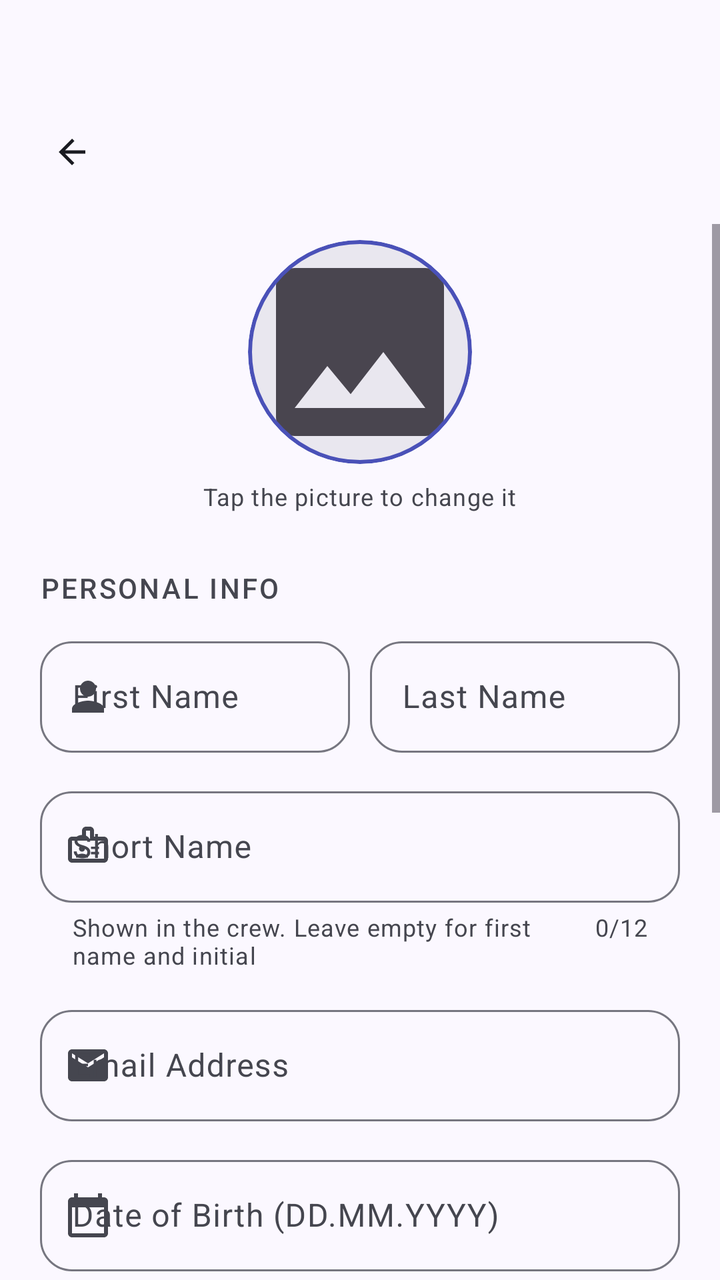
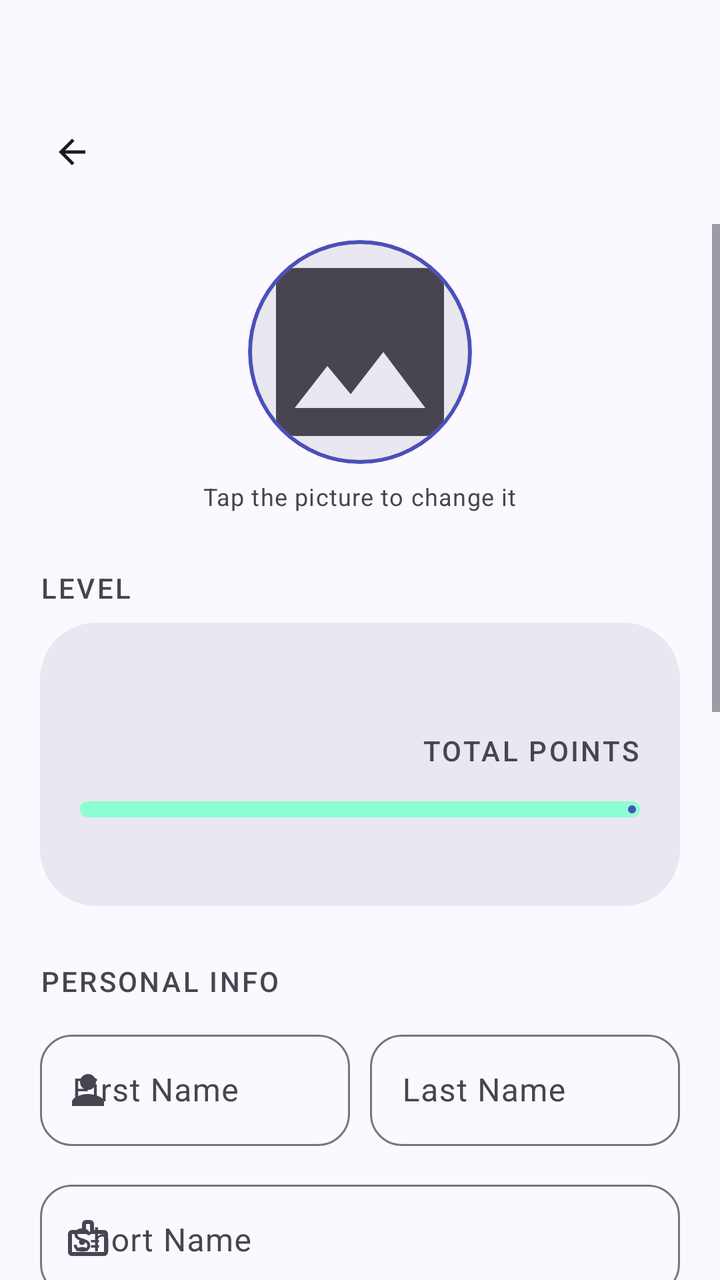

The first picture is an Android layout as it rendered before a commit; the second is the same layout after the commit. The layout source and the unified diff follow.
<!-- AndroidManifest.xml: application theme Theme.MobileSE -->
<!-- res/layout/screen_profile.xml -->
<?xml version="1.0" encoding="utf-8"?>
<androidx.constraintlayout.widget.ConstraintLayout xmlns:android="http://schemas.android.com/apk/res/android"
    xmlns:app="http://schemas.android.com/apk/res-auto"
    android:layout_width="match_parent"
    android:layout_height="match_parent"
    android:background="?attr/colorSurface">

    <include
        android:id="@+id/topBar"
        layout="@layout/part_top_bar"
        app:layout_constraintTop_toTopOf="parent" />

    <ScrollView
        android:layout_width="match_parent"
        android:layout_height="0dp"
        android:fillViewport="true"
        android:clipToPadding="false"
        app:layout_constraintTop_toBottomOf="@id/topBar"
        app:layout_constraintBottom_toBottomOf="parent">

        <androidx.constraintlayout.widget.ConstraintLayout
            android:layout_width="match_parent"
            android:layout_height="wrap_content">

        <LinearLayout
            style="@style/ContentColumn"
            android:paddingBottom="32dp">

            
            <com.google.android.material.card.MaterialCardView
                android:layout_width="@dimen/profile_photo_size"
                android:layout_height="@dimen/profile_photo_size"
                android:layout_gravity="center_horizontal"
                android:layout_marginTop="8dp"
                android:layout_marginBottom="8dp"
                app:cardCornerRadius="@dimen/profile_photo_radius"
                app:cardElevation="0dp"
                app:strokeColor="?attr/colorPrimary"
                app:strokeWidth="2dp"
                app:cardBackgroundColor="?attr/colorSurfaceContainerHigh">

                <ImageView
                    android:id="@+id/ivProfilePicture"
                    android:layout_width="match_parent"
                    android:layout_height="match_parent"
                    android:contentDescription="@string/profile_desc"
                    android:scaleType="centerCrop"
                    android:src="@drawable/ic_image" />
            </com.google.android.material.card.MaterialCardView>

            <TextView
                android:layout_width="wrap_content"
                android:layout_height="wrap_content"
                android:layout_gravity="center_horizontal"
                android:layout_marginBottom="28dp"
                android:text="@string/tap_to_change_photo"
                android:textAppearance="?attr/textAppearanceBodySmall"
                android:textColor="?attr/colorOnSurfaceVariant" />

            <TextView
                style="@style/TextAppearance.CrewFit.SectionLabel"
                android:layout_width="wrap_content"
                android:layout_height="wrap_content"
                android:layout_marginBottom="12dp"
                android:text="@string/personal_info" />

            
            <LinearLayout
                android:layout_width="match_parent"
                android:layout_height="wrap_content"
                android:baselineAligned="false"
                android:orientation="horizontal">

                <com.google.android.material.textfield.TextInputLayout
                    style="@style/Widget.CrewFit.TextField"
                    android:layout_width="0dp"
                    android:layout_height="wrap_content"
                    android:layout_weight="1"
                    android:hint="@string/first_name_hint"
                    app:startIconDrawable="@drawable/ic_person">

                    <com.google.android.material.textfield.TextInputEditText
                        android:id="@+id/etFirstName"
                        android:layout_width="match_parent"
                        android:layout_height="wrap_content"
                        android:inputType="textPersonName" />
                </com.google.android.material.textfield.TextInputLayout>

                <com.google.android.material.textfield.TextInputLayout
                    style="@style/Widget.CrewFit.TextField"
                    android:layout_width="0dp"
                    android:layout_height="wrap_content"
                    android:layout_weight="1"
                    android:layout_marginStart="10dp"
                    android:hint="@string/last_name_hint">

                    <com.google.android.material.textfield.TextInputEditText
                        android:id="@+id/etLastName"
                        android:layout_width="match_parent"
                        android:layout_height="wrap_content"
                        android:inputType="textPersonName" />
                </com.google.android.material.textfield.TextInputLayout>
            </LinearLayout>

            <com.google.android.material.textfield.TextInputLayout
                style="@style/Widget.CrewFit.TextField"
                android:layout_width="match_parent"
                android:layout_height="wrap_content"
                android:layout_marginTop="14dp"
                android:hint="@string/display_name_hint"
                app:counterEnabled="true"
                app:counterMaxLength="@integer/display_name_max_length"
                app:helperTextEnabled="true"
                app:helperText="@string/display_name_helper"
                app:startIconDrawable="@drawable/ic_badge">

                <com.google.android.material.textfield.TextInputEditText
                    android:id="@+id/etDisplayName"
                    android:layout_width="match_parent"
                    android:layout_height="wrap_content"
                    android:inputType="textPersonName"
                    android:maxLength="@integer/display_name_max_length" />
            </com.google.android.material.textfield.TextInputLayout>

            <com.google.android.material.textfield.TextInputLayout
                style="@style/Widget.CrewFit.TextField"
                android:layout_width="match_parent"
                android:layout_height="wrap_content"
                android:layout_marginTop="14dp"
                android:hint="@string/email_hint"
                app:startIconDrawable="@drawable/ic_mail">

                <com.google.android.material.textfield.TextInputEditText
                    android:id="@+id/etEmail"
                    android:layout_width="match_parent"
                    android:layout_height="wrap_content"
                    android:enabled="false"
                    android:inputType="textEmailAddress" />
            </com.google.android.material.textfield.TextInputLayout>

            
            <com.google.android.material.textfield.TextInputLayout
                style="@style/Widget.CrewFit.TextField"
                android:layout_width="match_parent"
                android:layout_height="wrap_content"
                android:layout_marginTop="14dp"
                android:hint="@string/birth_date_hint"
                app:startIconDrawable="@drawable/ic_calendar">

                <com.google.android.material.textfield.TextInputEditText
                    android:id="@+id/etBirthDate"
                    android:layout_width="match_parent"
                    android:layout_height="wrap_content"
                    android:clickable="true"
                    android:cursorVisible="false"
                    android:focusable="true"
                    android:focusableInTouchMode="false"
                    android:inputType="none" />
            </com.google.android.material.textfield.TextInputLayout>



            
            <TextView
                style="@style/TextAppearance.CrewFit.SectionLabel"
                android:layout_width="wrap_content"
                android:layout_height="wrap_content"
                android:layout_marginTop="28dp"
                android:text="@string/following_label" />

            <TextView
                android:id="@+id/tvFollowingEmpty"
                android:layout_width="match_parent"
                android:layout_height="wrap_content"
                android:layout_marginTop="8dp"
                android:text="@string/following_empty"
                android:textAppearance="?attr/textAppearanceBodyMedium"
                android:textColor="?attr/colorOnSurfaceVariant"
                android:visibility="gone" />

            <LinearLayout
                android:id="@+id/llFollowing"
                android:layout_width="match_parent"
                android:layout_height="wrap_content"
                android:layout_marginTop="4dp"
                android:orientation="vertical" />

            
            <LinearLayout
                android:layout_width="match_parent"
                android:layout_height="wrap_content"
                android:layout_marginTop="28dp"
                android:baselineAligned="false"
                android:orientation="horizontal"
                android:gravity="center_vertical">
                <TextView
                    style="@style/TextAppearance.CrewFit.SectionLabel"
                    android:layout_width="0dp"
                    android:layout_height="wrap_content"
                    android:layout_weight="1"
                    android:text="@string/medals_label" />

                <TextView
                    android:id="@+id/tvMedalsProgress"
                    android:layout_width="wrap_content"
                    android:layout_height="wrap_content"
                    android:textAppearance="?attr/textAppearanceLabelSmall"
                    android:textColor="?attr/colorOnSurfaceVariant" />
            </LinearLayout>

            <GridLayout
                android:id="@+id/glMedals"
                android:layout_width="match_parent"
                android:layout_height="wrap_content"
                android:layout_marginTop="10dp"
                android:columnCount="@integer/medal_columns" />

            <TextView
                style="@style/TextAppearance.CrewFit.SectionLabel"
                android:layout_width="wrap_content"
                android:layout_height="wrap_content"
                android:layout_marginTop="28dp"
                android:layout_marginBottom="12dp"
                android:text="@string/body_metrics" />

            <LinearLayout
                android:layout_width="match_parent"
                android:layout_height="wrap_content"
                android:baselineAligned="false"
                android:orientation="horizontal">

                
                <com.google.android.material.textfield.TextInputLayout
                    style="@style/Widget.CrewFit.TextField"
                    android:layout_width="0dp"
                    android:layout_height="wrap_content"
                    android:layout_marginEnd="7dp"
                    android:layout_weight="1"
                    android:hint="@string/age_calculated_hint">

                    <com.google.android.material.textfield.TextInputEditText
                        android:id="@+id/etAge"
                        android:layout_width="match_parent"
                        android:layout_height="wrap_content"
                        android:clickable="false"
                        android:cursorVisible="false"
                        android:focusable="false"
                        android:textColor="?attr/colorOnSurfaceVariant"
                        android:inputType="none" />
                </com.google.android.material.textfield.TextInputLayout>

                <com.google.android.material.textfield.TextInputLayout
                    style="@style/Widget.CrewFit.TextField"
                    android:layout_width="0dp"
                    android:layout_height="wrap_content"
                    android:layout_marginStart="7dp"
                    android:layout_weight="1"
                    android:hint="@string/height_hint"
                    app:startIconDrawable="@drawable/ic_straighten">

                    <com.google.android.material.textfield.TextInputEditText
                        android:id="@+id/etHeight"
                        android:layout_width="match_parent"
                        android:layout_height="wrap_content"
                        android:inputType="number" />
                </com.google.android.material.textfield.TextInputLayout>
            </LinearLayout>

            <com.google.android.material.textfield.TextInputLayout
                style="@style/Widget.CrewFit.TextField"
                android:layout_width="match_parent"
                android:layout_height="wrap_content"
                android:layout_marginTop="14dp"
                android:hint="@string/weight_hint"
                app:startIconDrawable="@drawable/ic_scale">

                <com.google.android.material.textfield.TextInputEditText
                    android:id="@+id/etWeight"
                    android:layout_width="match_parent"
                    android:layout_height="wrap_content"
                    android:inputType="numberDecimal" />
            </com.google.android.material.textfield.TextInputLayout>

            <com.google.android.material.button.MaterialButton
                android:id="@+id/btnSaveProfile"
                style="@style/Widget.CrewFit.Button"
                android:layout_width="match_parent"
                android:layout_height="wrap_content"
                android:layout_marginTop="32dp"
                android:text="@string/save_profile" />

            

        </LinearLayout>
        </androidx.constraintlayout.widget.ConstraintLayout>
    </ScrollView>

</androidx.constraintlayout.widget.ConstraintLayout>
<!-- res/layout/part_top_bar.xml (included above) -->
<?xml version="1.0" encoding="utf-8"?>
<androidx.constraintlayout.widget.ConstraintLayout xmlns:android="http://schemas.android.com/apk/res/android"
    xmlns:app="http://schemas.android.com/apk/res-auto"
    android:layout_width="match_parent"
    android:layout_height="wrap_content"
    android:paddingTop="@dimen/top_bar_padding_top"
    android:paddingBottom="12dp">

    <com.google.android.material.button.MaterialButton
        android:id="@+id/btnTopBarBack"
        style="@style/Widget.Material3.Button.IconButton"
        android:layout_width="48dp"
        android:layout_height="48dp"
        android:layout_marginStart="12dp"
        android:contentDescription="@string/back_desc"
        app:icon="@drawable/ic_arrow_back"
        app:iconTint="?attr/colorOnSurface"
        app:layout_constraintStart_toStartOf="parent"
        app:layout_constraintTop_toTopOf="parent" />

    
    <com.google.android.material.button.MaterialButton
        android:id="@+id/btnTopBarAction"
        style="@style/Widget.Material3.Button.IconButton"
        android:layout_width="48dp"
        android:layout_height="48dp"
        android:layout_marginEnd="12dp"
        android:visibility="gone"
        app:iconTint="?attr/colorOnSurface"
        app:layout_constraintTop_toTopOf="@id/btnTopBarBack"
        app:layout_constraintBottom_toBottomOf="@id/btnTopBarBack"
        app:layout_constraintEnd_toEndOf="parent" />

    <TextView
        android:id="@+id/tvTopBarTitle"
        android:layout_width="0dp"
        android:layout_height="wrap_content"
        android:layout_marginStart="8dp"
        android:layout_marginEnd="8dp"
        android:maxLines="1"
        android:ellipsize="end"
        android:textAppearance="?attr/textAppearanceHeadlineSmall"
        android:textColor="?attr/colorOnSurface"
        app:layout_constraintBottom_toBottomOf="@id/btnTopBarBack"
        app:layout_constraintEnd_toStartOf="@id/btnTopBarAction"
        app:layout_constraintStart_toEndOf="@id/btnTopBarBack"
        app:layout_constraintTop_toTopOf="@id/btnTopBarBack" />
</androidx.constraintlayout.widget.ConstraintLayout>
<!-- resources referenced by this layout -->
<resources>
  <dimen name="profile_photo_radius">56dp</dimen>
  <dimen name="profile_photo_size">112dp</dimen>
  <dimen name="top_bar_padding_top">52dp</dimen>
  <integer name="display_name_max_length">12</integer>
  <integer name="medal_columns">4</integer>
  <string name="age_calculated_hint">Age (from date of birth)</string>
  <string name="back_desc">Back</string>
  <string name="birth_date_hint">Date of Birth (DD.MM.YYYY)</string>
  <string name="body_metrics">Body Metrics</string>
  <string name="display_name_helper">Shown in the crew. Leave empty for first name and initial</string>
  <string name="display_name_hint">Short Name</string>
  <string name="email_hint">Email Address</string>
  <string name="first_name_hint">First Name</string>
  <string name="following_empty">Nobody yet. Open a crew member and tap Follow.</string>
  <string name="following_label">FOLLOWING</string>
  <string name="height_hint">Height (cm)</string>
  <string name="last_name_hint">Last Name</string>
  <string name="medals_label">MEDALS</string>
  <string name="personal_info">Personal Info</string>
  <string name="profile_desc">Profile</string>
  <string name="save_profile">Save Profile</string>
  <string name="tap_to_change_photo">Tap the picture to change it</string>
  <string name="weight_hint">Weight (kg)</string>
  <style name="Theme.MobileSE" parent="Base.Theme.MobileSE" />
  <dimen name="screen_padding_horizontal">20dp</dimen>
  <dimen name="content_max_width">2000dp</dimen>
  <color name="md_on_surface_variant">#45464F</color>
  <color name="md_primary">#4A51B8</color>
  <color name="md_on_primary">#FFFFFF</color>
  <color name="md_primary_container">#E0E3FF</color>
  <color name="md_on_primary_container">#050B63</color>
  <color name="md_secondary">#00795A</color>
  <color name="md_on_secondary">#FFFFFF</color>
  <color name="md_secondary_container">#8CFFD1</color>
  <color name="md_on_secondary_container">#002018</color>
  <color name="md_tertiary">#8C5000</color>
  <color name="md_on_tertiary">#FFFFFF</color>
  <color name="md_tertiary_container">#FFDCC2</color>
  <color name="md_on_tertiary_container">#2E1500</color>
  <color name="md_error">#BA1A1A</color>
  <color name="md_on_error">#FFFFFF</color>
  <color name="md_error_container">#FFDAD6</color>
  <color name="md_on_error_container">#410002</color>
  <color name="md_surface">#FBF8FF</color>
  <color name="md_on_surface">#1A1B21</color>
  <color name="md_surface_variant">#E2E1EC</color>
  <color name="md_surface_container_lowest">#FFFFFF</color>
  <color name="md_surface_container_low">#F5F2FA</color>
  <color name="md_surface_container">#EFEDF4</color>
  <color name="md_surface_container_high">#E9E7EF</color>
  <color name="md_surface_container_highest">#E3E1E9</color>
  <color name="md_outline">#767680</color>
  <color name="md_outline_variant">#C7C5D0</color>
  <color name="md_inverse_surface">#2F3036</color>
  <color name="md_inverse_on_surface">#F2F0F7</color>
  <style name="ShapeAppearance.CrewFit.Small" parent="ShapeAppearance.Material3.Corner.Small">
          <item name="cornerSize">12dp</item>
      </style>
  <style name="ShapeAppearance.CrewFit.Medium" parent="ShapeAppearance.Material3.Corner.Medium">
          <item name="cornerSize">20dp</item>
      </style>
  <style name="ShapeAppearance.CrewFit.Large" parent="ShapeAppearance.Material3.Corner.Large">
          <item name="cornerSize">28dp</item>
      </style>
  <style name="Widget.CrewFit.BottomNav.Indicator" parent="Widget.Material3.BottomNavigationView.ActiveIndicator">
          <item name="android:color">@android:color/transparent</item>
      </style>
  <!-- unchanged entries left out for length: 20 -->
</resources>

<!-- the commit's change to res/layout/screen_profile.xml (unified diff, before → after) -->
@@ -56,6 +56,21 @@
                 android:text="@string/tap_to_change_photo"
                 android:textAppearance="?attr/textAppearanceBodySmall"
                 android:textColor="?attr/colorOnSurfaceVariant" />
+
+            <TextView
+                style="@style/TextAppearance.CrewFit.SectionLabel"
+                android:layout_width="wrap_content"
+                android:layout_height="wrap_content"
+                android:layout_marginBottom="8dp"
+                android:text="@string/level_label" />
+
+            
+            <include
+                android:id="@+id/levelCard"
+                layout="@layout/part_level_card"
+                android:layout_width="match_parent"
+                android:layout_height="wrap_content"
+                android:layout_marginBottom="28dp" />
 
             <TextView
                 style="@style/TextAppearance.CrewFit.SectionLabel"
@@ -345,3 +360,91 @@
         app:layout_constraintStart_toEndOf="@id/btnTopBarBack"
         app:layout_constraintTop_toTopOf="@id/btnTopBarBack" />
 </androidx.constraintlayout.widget.ConstraintLayout>
+<!-- res/layout/part_level_card.xml (included above) -->
+<?xml version="1.0" encoding="utf-8"?>
+<com.google.android.material.card.MaterialCardView
+    xmlns:android="http://schemas.android.com/apk/res/android"
+    xmlns:app="http://schemas.android.com/apk/res-auto"
+    style="@style/Widget.CrewFit.Card"
+    android:layout_width="match_parent"
+    android:layout_height="wrap_content"
+    app:cardBackgroundColor="?attr/colorSurfaceContainerHigh"
+    app:shapeAppearance="@style/ShapeAppearance.CrewFit.Large">
+
+    <LinearLayout
+        android:layout_width="match_parent"
+        android:layout_height="wrap_content"
+        android:orientation="vertical"
+        android:padding="@dimen/card_padding">
+
+        <LinearLayout
+            android:layout_width="match_parent"
+            android:layout_height="wrap_content"
+            android:orientation="horizontal"
+            android:baselineAligned="false"
+            android:gravity="center_vertical">
+
+            <LinearLayout
+                android:layout_width="0dp"
+                android:layout_height="wrap_content"
+                android:layout_weight="1"
+                android:orientation="vertical">
+
+                <TextView
+                    android:id="@+id/tvLevelValue"
+                    android:layout_width="wrap_content"
+                    android:layout_height="wrap_content"
+                    android:textAppearance="?attr/textAppearanceHeadlineMedium"
+                    android:textColor="?attr/colorOnSurface" />
+
+                
+                <TextView
+                    android:id="@+id/tvPrestigeValue"
+                    android:layout_width="wrap_content"
+                    android:layout_height="wrap_content"
+                    android:layout_marginTop="2dp"
+                    android:visibility="gone"
+                    android:textAppearance="?attr/textAppearanceLabelLarge"
+                    android:textColor="?attr/colorPrimary" />
+            </LinearLayout>
+
+            <LinearLayout
+                android:layout_width="wrap_content"
+                android:layout_height="wrap_content"
+                android:orientation="vertical"
+                android:gravity="end">
+
+                <TextView
+                    android:id="@+id/tvTotalPointsValue"
+                    android:layout_width="wrap_content"
+                    android:layout_height="wrap_content"
+                    android:textAppearance="?attr/textAppearanceHeadlineSmall"
+                    android:textColor="?attr/colorPrimary" />
+
+                <TextView
+                    style="@style/TextAppearance.CrewFit.SectionLabel"
+                    android:layout_width="wrap_content"
+                    android:layout_height="wrap_content"
+                    android:layout_marginTop="2dp"
+                    android:text="@string/level_total_points_label" />
+            </LinearLayout>
+        </LinearLayout>
+
+        <com.google.android.material.progressindicator.LinearProgressIndicator
+            android:id="@+id/piLevel"
+            android:layout_width="match_parent"
+            android:layout_height="wrap_content"
+            android:layout_marginTop="16dp"
+            app:trackCornerRadius="4dp"
+            app:trackThickness="8dp" />
+
+        
+        <TextView
+            android:id="@+id/tvLevelProgress"
+            android:layout_width="match_parent"
+            android:layout_height="wrap_content"
+            android:layout_marginTop="8dp"
+            android:textAppearance="?attr/textAppearanceBodySmall"
+            android:textColor="?attr/colorOnSurfaceVariant" />
+    </LinearLayout>
+</com.google.android.material.card.MaterialCardView>
<!-- resource entries referenced after the edit -->
@@ -1,5 +1,6 @@
 <!-- resources referenced by this layout -->
 <resources>
+  <dimen name="card_padding">20dp</dimen>
   <dimen name="profile_photo_radius">56dp</dimen>
   <dimen name="profile_photo_size">112dp</dimen>
   <dimen name="top_bar_padding_top">52dp</dimen>
@@ -17,6 +18,8 @@
   <string name="following_label">FOLLOWING</string>
   <string name="height_hint">Height (cm)</string>
   <string name="last_name_hint">Last Name</string>
+  <string name="level_label">LEVEL</string>
+  <string name="level_total_points_label">TOTAL POINTS</string>
   <string name="medals_label">MEDALS</string>
   <string name="personal_info">Personal Info</string>
   <string name="profile_desc">Profile</string>
